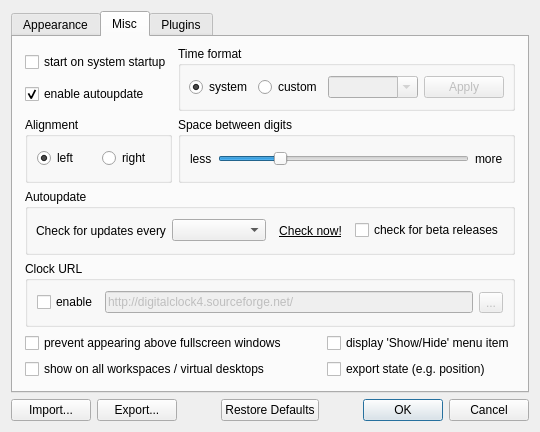
First picture: the form in digital_clock/gui/settings_dialog.ui, repository varp/digitalclock4, before the edit.
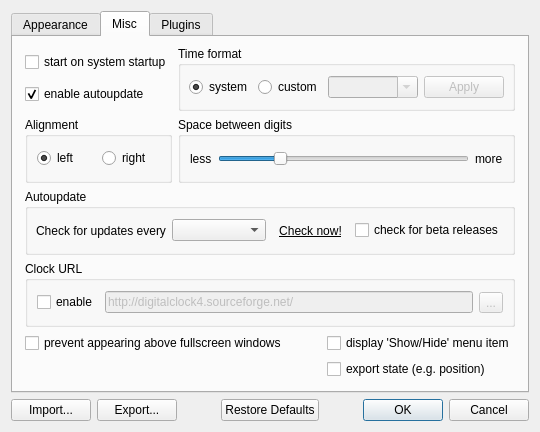
Second picture: the form after the edit. The open tabs and pages were chosen to show the change. Icons and pictures are not drawn. Custom widgets are drawn as their Qt base class.

```diff
--- a/digital_clock/gui/settings_dialog.ui
+++ b/digital_clock/gui/settings_dialog.ui
@@ -828,13 +828,6 @@
          </property>
         </widget>
        </item>
-       <item row="5" column="0" colspan="2">
-        <widget class="QCheckBox" name="all_workspaces">
-         <property name="text">
-          <string>show on all workspaces / virtual desktops</string>
-         </property>
-        </widget>
-       </item>
        <item row="5" column="2">
         <widget class="QCheckBox" name="export_state">
          <property name="text">
```
